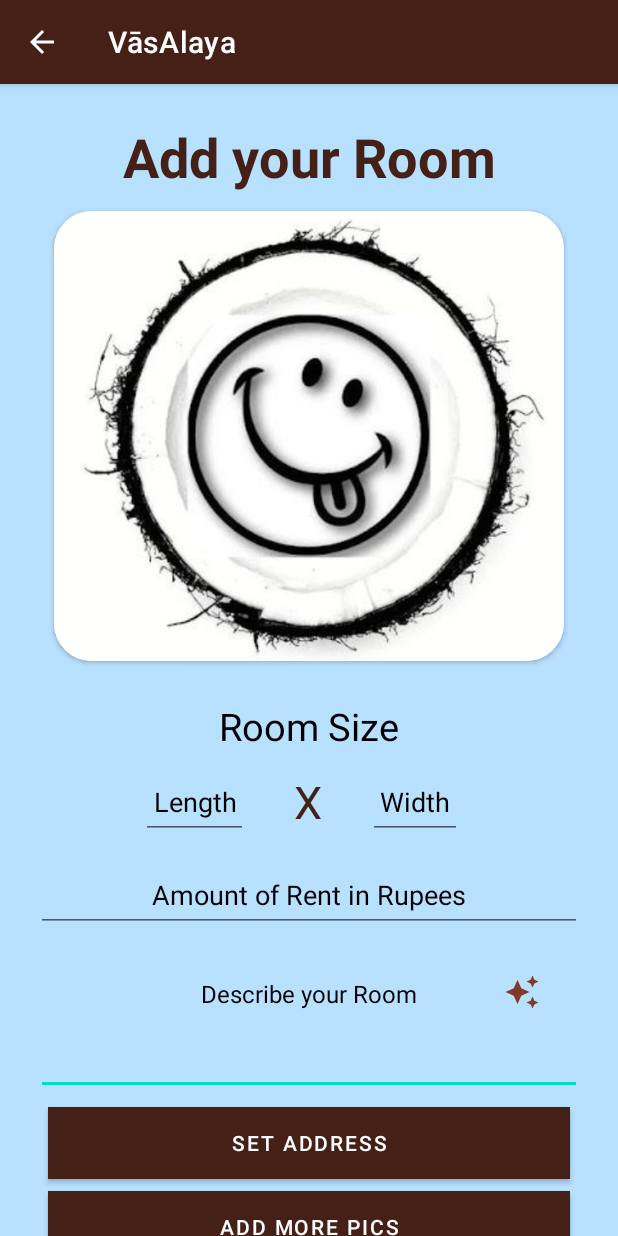
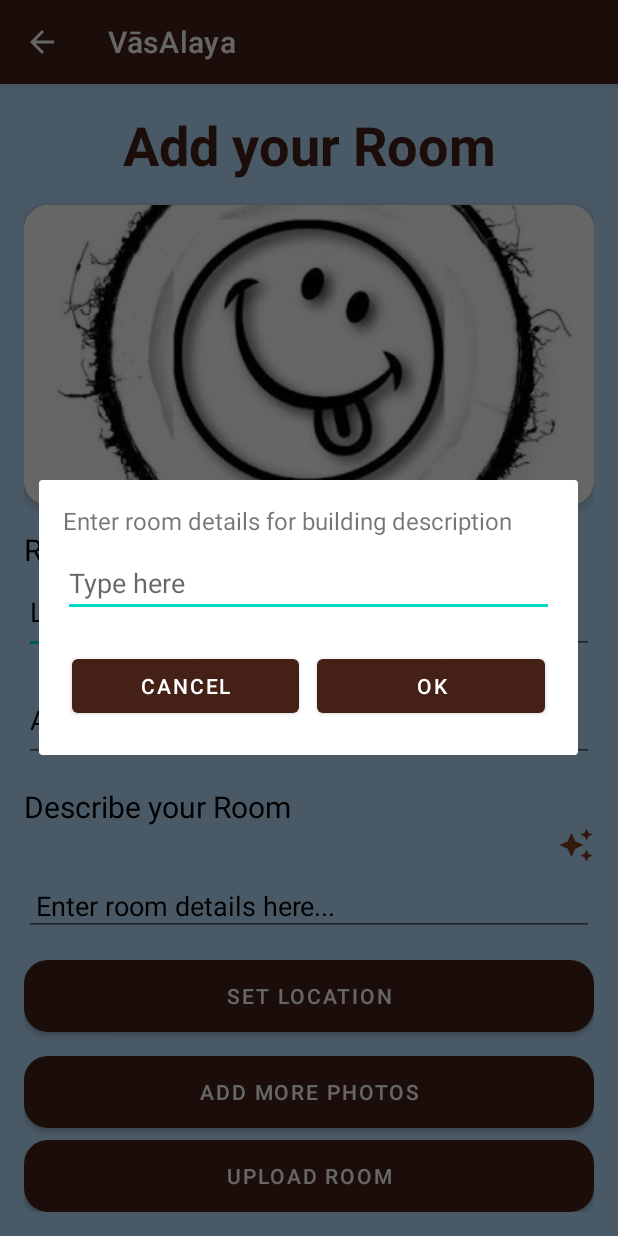
Before and after one commit to vickyvikas514/ToRento, an Android app: the add_room screen opened directly, with no data from a screen before it, after a tap on an icon or button, on a phone screen of 412 x 824 dp. Run offline under Robolectric (Android 15) with nearby library versions, the phone set to English and light mode, and no system bars; our stand-ins replace Firebase (no records; nobody signed in at launch, a user with empty details on screens opened directly); libraries missing offline, so code that uses them is left out: com.google.ai.client; pictures from the network do not load.

Commit message:
added the functionality so that user give personalized room details to AI for generating room description.

```diff
--- a/app/src/main/java/com/example/torento/OWNER/Add_room.kt
+++ b/app/src/main/java/com/example/torento/OWNER/Add_room.kt
@@ -137,21 +137,64 @@ class add_room : AppCompatActivity() {
         val prompt = "Describe a room with the following features: $roomDetails"
 
         CoroutineScope(IO).launch {
+
             try {
                 val model = GeminiApiClient.getModel()
                 val response = model.generateContent(prompt)
 
                 withContext(Dispatchers.Main) {
+                    showProgressOverlay(false)
                     // Update UI with the generated description
                     val description = response.text ?: "No description available."
                     binding.RoomDescription.setText(description)
                 }
             } catch (e: Exception) {
                 withContext(Dispatchers.Main) {
+                    showProgressOverlay(false)
                     Toast.makeText(this@add_room, "Error: ${e.message}", Toast.LENGTH_LONG).show()
                 }
             }
         }
+    }
+    private fun showInputDialog() {
+        // Inflate the custom dialog layout
+        val dialogView = layoutInflater.inflate(R.layout.dialog_input, null)
+
+        // Build the dialog
+        val dialog = AlertDialog.Builder(this)
+            .setView(dialogView)
+            .setCancelable(false)
+            .create()
+
+        // Get references to the EditText and Buttons in the dialog layout
+        val editText: EditText = dialogView.findViewById(R.id.dialog_edit_text)
+        val cancelButton: Button = dialogView.findViewById(R.id.dialog_cancel_button)
+        val okButton: Button = dialogView.findViewById(R.id.dialog_ok_button)
+
+        // Set button click listeners
+        cancelButton.setOnClickListener {
+            dialog.dismiss() // Close the dialog
+        }
+
+        okButton.setOnClickListener {
+            val userInput = editText.text.toString()
+            if (userInput.isNotEmpty()) {
+                // Process the entered text in the backend
+                handleUserInput(userInput)
+                dialog.dismiss() // Close the dialog
+            } else {
+                Toast.makeText(this, "Please enter some text", Toast.LENGTH_SHORT).show()
+            }
+        }
+
+        // Show the dialog
+        dialog.show()
+    }
+    private fun handleUserInput(input: String) {
+        showProgressOverlay(true)
+        // Add your backend processing logic here
+        //Toast.makeText(this, "Processing your description", Toast.LENGTH_SHORT).show()
+        generateRoomDescription(input)
     }
     //
 //
@@ -200,7 +243,9 @@ class add_room : AppCompatActivity() {
 
         //AI
         binding.aiGenerateDescriptionBtn.setOnClickListener {
-            generateRoomDescription("A 12x10 ft room with attached bathroom and balcony.")
+            //showProgressOverlay(true)
+            showInputDialog()
+            //generateRoomDescription("A 12x10 ft room with attached bathroom and balcony.")
         }
 
         binding.picCard.setOnClickListener{
--- /dev/null
+++ b/app/src/main/res/drawable/rounded_button.xml
@@ -0,0 +1,10 @@
+<?xml version="1.0" encoding="utf-8"?>
+<ripple xmlns:android="http://schemas.android.com/apk/res/android"
+    android:color="#009688"> <!-- Ripple Color -->
+    <item>
+        <shape android:shape="rectangle">
+            <solid android:color="#795548" /> <!-- Button Background -->
+            <corners android:radius="16dp" />
+        </shape>
+    </item>
+</ripple>
--- a/app/src/main/res/layout/activity_add_room.xml
+++ b/app/src/main/res/layout/activity_add_room.xml
@@ -1,166 +1,143 @@
-<?xml version="1.0" encoding="utf-8"?>
-<ScrollView
-    xmlns:android="http://schemas.android.com/apk/res/android"
-    xmlns:app="http://schemas.android.com/apk/res-auto"
-    xmlns:tools="http://schemas.android.com/tools"
-    xmlns:card_view="http://schemas.android.com/apk/res-auto"
+<ScrollView xmlns:android="http://schemas.android.com/apk/res/android"
     android:layout_width="match_parent"
     android:layout_height="match_parent"
-    android:orientation="vertical"
-    android:gravity="center"
-    android:background="@color/maincolor"
-    tools:context=".OWNER.add_room">
-
-
-
+    xmlns:app="http://schemas.android.com/apk/res-auto"
+    android:background="@color/maincolor">
     <FrameLayout
         android:layout_width="match_parent"
         android:layout_height="match_parent">
-    <androidx.constraintlayout.widget.ConstraintLayout
+
+    <LinearLayout
         android:layout_width="match_parent"
-        android:layout_height="match_parent"
+        android:layout_height="wrap_content"
         android:orientation="vertical"
-        android:layout_gravity="center_horizontal"
-        android:padding="24dp">
+        android:padding="16dp">
+
+        <!-- Title -->
         <TextView
             android:id="@+id/addroomtext"
             android:layout_width="match_parent"
             android:layout_height="wrap_content"
             android:text="Add your Room"
-            app:layout_constraintTop_toTopOf="parent"
+            android:textSize="36sp"
+            android:gravity="center"
+            android:textStyle="bold"
+            android:textColor="@color/brown"
+            android:paddingBottom="16dp" />
 
-            android:textSize="36sp"
-            android:textAlignment="center"
-            android:textStyle="bold"
-            android:textColor="@color/brown"/>
-
+        <!-- Image Upload Section -->
         <androidx.cardview.widget.CardView
             android:id="@+id/picCard"
             android:layout_width="match_parent"
             android:layout_height="wrap_content"
-            android:foregroundGravity="center"
-            android:padding="20dp"
-            android:layout_margin="12dp"
-            android:layout_gravity="center_horizontal"
-            app:layout_constraintStart_toStartOf="parent"
-            app:layout_constraintEnd_toEndOf="parent"
-            app:layout_constraintTop_toBottomOf="@id/addroomtext"
-            app:cardBackgroundColor="@color/white"
+            android:layout_marginBottom="16dp"
+            app:cardCornerRadius="16dp"
+            app:cardElevation="4dp">
 
-            app:cardCornerRadius="25dp"
-
-            >
             <FrameLayout
                 android:layout_width="match_parent"
-                android:layout_height="wrap_content">
+                android:layout_height="200dp">
+
                 <ImageView
                     android:id="@+id/pic"
                     android:layout_width="match_parent"
-                    android:layout_height="300dp"
+                    android:layout_height="match_parent"
                     android:scaleType="centerCrop"
-                    android:src="@drawable/demodp"/>
+                    android:src="@drawable/demodp" />
 
                 <ImageButton
                     android:id="@+id/dpupdate"
-                    android:layout_width="80dp"
-                    android:layout_height="80dp"
+                    android:layout_width="48dp"
+                    android:layout_height="48dp"
                     android:src="@drawable/baseline_add_a_photo_24"
-                    android:background="@drawable/custom_button"
-                    android:layout_gravity="end|bottom"
-                    android:layout_margin="16dp"/>
+                    android:background="@drawable/rounded_button"
+                    android:layout_gravity="bottom|end"
+                    android:layout_margin="16dp" />
             </FrameLayout>
         </androidx.cardview.widget.CardView>
+
+        <!-- Room Size -->
+        <TextView
+            android:id="@+id/roomsizetext"
+            android:layout_width="wrap_content"
+            android:layout_height="wrap_content"
+            android:text="Room Size"
+            android:textSize="20sp"
+            android:textColor="@color/black" />
+
+        <LinearLayout
+            android:layout_width="match_parent"
+            android:layout_height="wrap_content"
+            android:orientation="horizontal"
+            android:gravity="center">
+
+            <EditText
+                android:id="@+id/roomlength"
+                android:layout_width="0dp"
+                android:layout_height="56dp"
+                android:layout_weight="1"
+                android:hint="Length"
+                android:textColor="@color/black"
+                android:textColorHint="@color/black"
+                android:inputType="numberDecimal" />
+
             <TextView
                 android:layout_width="wrap_content"
                 android:layout_height="wrap_content"
-            android:id="@+id/roomsizetext"
-            app:layout_constraintStart_toStartOf="parent"
-            app:layout_constraintEnd_toEndOf="parent"
-            app:layout_constraintTop_toBottomOf="@id/picCard"
-            android:text="Room Size"
-            android:textSize="25dp"
+                android:text="X"
                 android:textColor="@color/black"
-            android:layout_marginTop="18dp"
-            android:padding="8dp"/>
-        <com.google.android.material.textfield.TextInputEditText
+                android:textSize="24sp"
+                android:gravity="center"
+                android:paddingHorizontal="8dp" />
 
-            android:layout_width="wrap_content"
-            android:layout_height="50dp"
-            android:id="@+id/roomlength"
+            <EditText
+                android:id="@+id/roomwidth"
+                android:layout_width="0dp"
+                android:layout_height="56dp"
+                android:layout_weight="1"
+                android:hint="Width"
+                android:textColor="@color/black"
                 android:textColorHint="@color/black"
-            app:layout_constraintTop_toBottomOf="@id/roomsizetext"
-            android:drawablePadding="8dp"
-            app:layout_constraintStart_toStartOf="parent"
-            android:hint="Length"
-            android:inputType="numberDecimal"
-            android:padding="8dp"
-            android:gravity="center"
-            android:layout_marginHorizontal="70dp"
+                android:inputType="numberDecimal" />
+        </LinearLayout>
+
+        <!-- Rent -->
+        <EditText
+            android:id="@+id/amount"
+            android:layout_width="match_parent"
+            android:layout_height="56dp"
+            android:hint="Amount of Rent in Rupees"
             android:textColor="@color/black"
-            android:textColorHighlight="@color/black"
-            />
-        <TextView
-            android:layout_width="50dp"
-            android:layout_height="50dp"
-            app:layout_constraintStart_toEndOf="@id/roomlength"
-            app:layout_constraintEnd_toStartOf="@id/roomwidth"
-            android:text = "X"
-            android:textSize="30dp"
-            android:gravity="center"
-            android:textColor="@color/brown"
-            app:layout_constraintTop_toBottomOf="@id/roomsizetext"/>
-        <com.google.android.material.textfield.TextInputEditText
+            android:textColorHint="@color/black"
+            android:inputType="number"
+            android:layout_marginTop="16dp" />
 
-            android:layout_width="wrap_content"
-            android:layout_height="50dp"
-            android:id="@+id/roomwidth"
-            android:textColorHint="@color/black"
-            app:layout_constraintTop_toBottomOf="@id/roomsizetext"
-            android:drawablePadding="8dp"
-            app:layout_constraintStart_toEndOf="@id/roomlength"
-            android:hint="Width"
-            app:layout_constraintEnd_toEndOf="parent"
-            android:layout_marginHorizontal="40dp"
-            android:padding="8dp"
-            android:inputType="numberDecimal"
-            android:gravity="center"
-            android:textColor="@color/black"
-            android:textColorHighlight="@color/black"
-            />
-
-        <com.google.android.material.textfield.TextInputEditText
-            android:layout_width="match_parent"
-            android:layout_height="50dp"
-            android:id="@+id/amount"
-            android:textColorHint="@color/black"
-            app:layout_constraintTop_toBottomOf="@id/roomlength"
-            android:drawablePadding="8dp"
-            android:hint="Amount of Rent in Rupees"
-            android:padding="8dp"
-            android:gravity="center"
-            android:inputType="number"
-            android:textColor="@color/black"
-            android:textColorHighlight="@color/cardview_dark_background"
-            android:layout_marginTop="12dp"/>
+        <!-- Description -->
         <TextView
             android:id="@+id/room_description_label"
             android:layout_width="wrap_content"
             android:layout_height="wrap_content"
             android:text="Describe your Room"
-            android:textSize="16sp"
+            android:textSize="20sp"
             android:textColor="@color/black"
-            android:padding="8dp"
-            app:layout_constraintTop_toBottomOf="@id/amount"
-            app:layout_constraintStart_toStartOf="parent"
+            android:layout_marginTop="16dp" />
+        <ImageButton
+            android:layout_width="24dp"
+            android:layout_height="24dp"
+            android:id="@+id/ai_generate_description_btn"
+            android:src="@drawable/ai_integration"
+            android:background="@color/maincolor"
+            android:layout_gravity="end|bottom"
             app:layout_constraintEnd_toEndOf="parent"
-            android:layout_marginTop="22dp" />
+            android:layout_margin="0dp"
+            app:layout_constraintTop_toBottomOf="@id/amount" />
 
-        <com.google.android.material.textfield.TextInputEditText
+        <EditText
             android:layout_width="match_parent"
             android:layout_height="wrap_content"
 
             android:id="@+id/Room_description"
-
+            android:hint="Enter room details here..."
             android:gravity="start|top"
             android:inputType="textMultiLine"
             android:scrollbars="none"
@@ -170,60 +147,35 @@
             app:layout_constraintTop_toBottomOf="@id/room_description_label"
             app:layout_constraintStart_toStartOf="parent"
             app:layout_constraintEnd_toStartOf="@id/ai_generate_description_btn"
-            android:layout_marginTop="8dp" />
+            android:layout_marginTop="8dp"  />
 
-
-        <ImageButton
-            android:layout_width="80dp"
-            android:layout_height="80dp"
-            android:id="@+id/ai_generate_description_btn"
-            android:src="@drawable/ai_integration"
-            android:background ="@color/maincolor"
-            android:layout_gravity="end|bottom"
-            app:layout_constraintEnd_toEndOf="parent"
-            android:layout_margin="0dp"
-            app:layout_constraintTop_toBottomOf="@id/amount"
-
-            />
+        <!-- Buttons -->
+        <Button
+            android:id="@+id/set_address_btn"
+            android:layout_width="match_parent"
+            android:layout_height="wrap_content"
+            android:text="SET LOCATION"
+            android:layout_marginTop="16dp"
+            android:background="@drawable/rounded_button"
+            android:textColor="@color/white" />
+        <Button
+            android:id="@+id/AddMorePics"
+            android:layout_width="match_parent"
+            android:layout_height="wrap_content"
+            android:text="Add more photos"
+            android:layout_marginTop="16dp"
+            android:background="@drawable/rounded_button"
+            android:textColor="@color/white" />
 
         <Button
-            android:layout_width="match_parent"
-            android:layout_height="match_parent"
-            android:id="@+id/set_address_btn"
-            android:gravity="center"
-            android:textColor="@color/white"
-            app:layout_constraintStart_toStartOf="parent"
-            app:layout_constraintTop_toBottomOf="@id/Room_description"
-            android:layout_margin="8dp"
-            android:text="SET ADDRESS"
-            android:background="@color/brown"
-            />
-        <Button
+            android:id="@+id/uploadbtn"
             android:layout_width="match_parent"
             android:layout_height="wrap_content"
-            app:layout_constraintStart_toStartOf="parent"
-            app:layout_constraintTop_toBottomOf="@id/set_address_btn"
-            android:gravity="center"
-            android:layout_margin="8dp"
-            android:id="@+id/AddMorePics"
-            android:layout_marginTop="12dp"
-            app:layout_constraintEnd_toEndOf="parent"
-            android:text="Add more pics"
-            android:background="@color/brown"
-            android:textColor="@color/white"/>
-        <Button
-            android:layout_width="match_parent"
-            android:layout_height="match_parent"
-            android:id="@+id/uploadbtn"
-            android:gravity="center"
-            android:textColor="@color/white"
-            app:layout_constraintStart_toStartOf="parent"
-            app:layout_constraintTop_toBottomOf="@id/AddMorePics"
-            android:layout_margin="8dp"
-            android:text="UPLOAD THIS ROOM"
-            android:background="@color/brown"
-            />
-    </androidx.constraintlayout.widget.ConstraintLayout>
+            android:text="UPLOAD ROOM"
+            android:layout_marginTop="8dp"
+            android:background="@drawable/rounded_button"
+            android:textColor="@color/white" />
+    </LinearLayout>
         <View
             android:id="@+id/touchInterceptor"
             android:layout_width="match_parent"
@@ -240,6 +192,6 @@
             app:lottie_speed="1"
             app:lottie_autoPlay="false"
             app:lottie_loop="true" />
+
     </FrameLayout>
-
 </ScrollView>
--- /dev/null
+++ b/app/src/main/res/layout/dialog_input.xml
@@ -0,0 +1,45 @@
+<?xml version="1.0" encoding="utf-8"?>
+<LinearLayout
+    xmlns:android="http://schemas.android.com/apk/res/android"
+    android:layout_width="match_parent"
+    android:layout_height="wrap_content"
+    android:orientation="vertical"
+    android:padding="16dp">
+
+    <TextView
+        android:layout_width="match_parent"
+        android:layout_height="wrap_content"
+        android:text="Enter room details for building description"
+        android:textSize="16sp"
+        android:layout_marginBottom="8dp" />
+
+    <EditText
+        android:id="@+id/dialog_edit_text"
+        android:layout_width="match_parent"
+        android:layout_height="wrap_content"
+        android:hint="Type here"
+        android:inputType="text" />
+
+    <LinearLayout
+        android:layout_width="match_parent"
+        android:layout_height="wrap_content"
+        android:orientation="horizontal"
+        android:layout_marginTop="16dp">
+
+        <Button
+            android:id="@+id/dialog_cancel_button"
+            android:layout_width="0dp"
+            android:layout_height="wrap_content"
+            android:layout_weight="1"
+            android:text="Cancel"
+            android:layout_margin="6dp"/>
+
+        <Button
+            android:id="@+id/dialog_ok_button"
+            android:layout_width="0dp"
+            android:layout_margin="6dp"
+            android:layout_height="wrap_content"
+            android:layout_weight="1"
+            android:text="OK" />
+    </LinearLayout>
+</LinearLayout>
```
Lines whose indentation alone changed are shown as unchanged.
